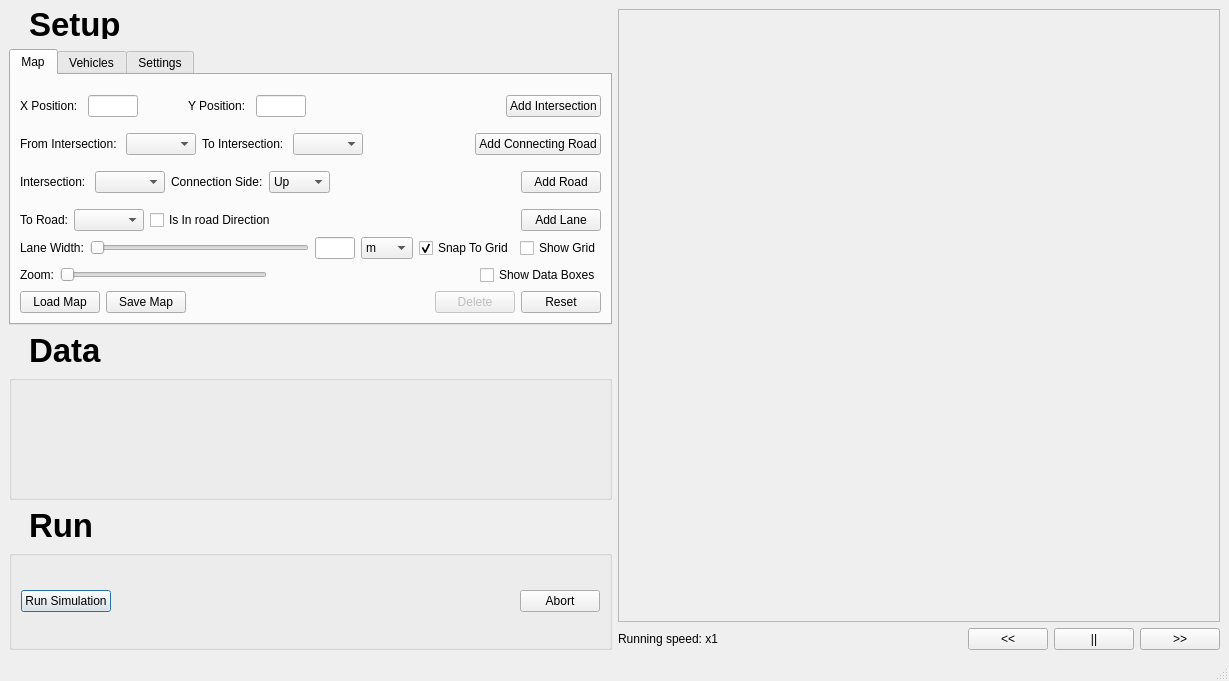
Qt form src/UI/mainwindow.ui (samuelarbibe/ai-tms) before a commit.
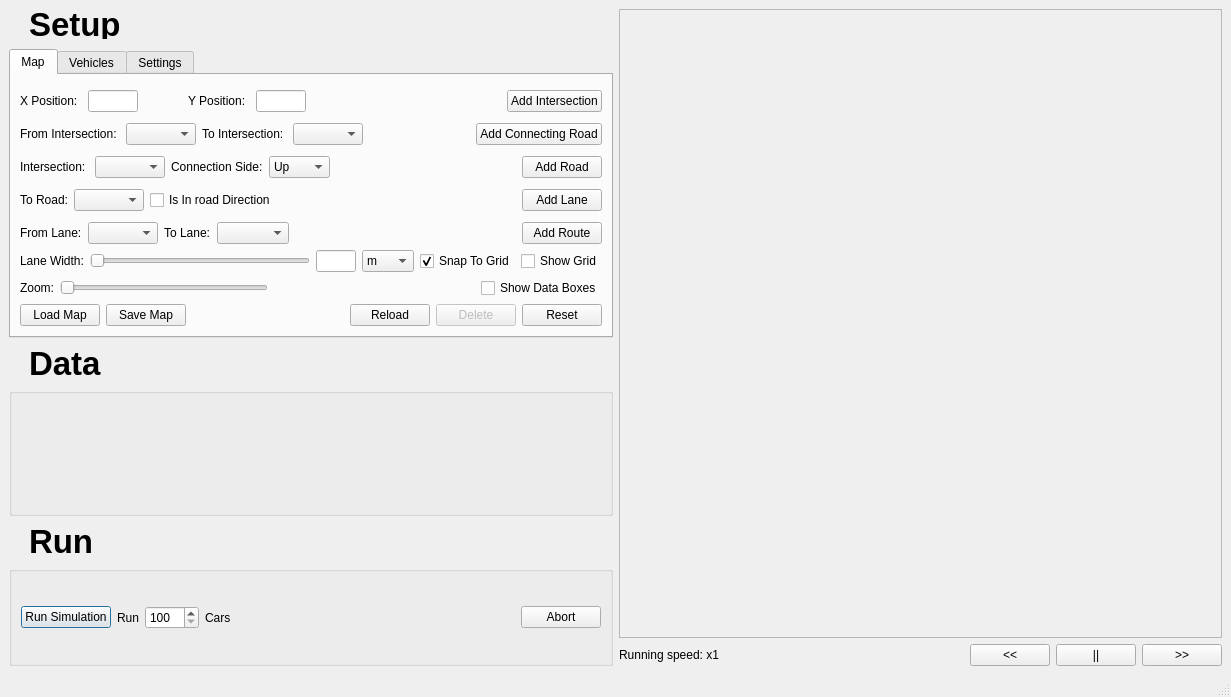
The same form after that commit.

```diff
--- a/src/UI/mainwindow.ui
+++ b/src/UI/mainwindow.ui
@@ -6,8 +6,8 @@
    <rect>
     <x>0</x>
     <y>0</y>
-    <width>1229</width>
-    <height>681</height>
+    <width>1231</width>
+    <height>697</height>
    </rect>
   </property>
   <property name="sizePolicy">
@@ -84,7 +84,7 @@
                  <number>10</number>
                 </property>
                 <property name="topMargin">
-                 <number>10</number>
+                 <number>5</number>
                 </property>
                 <item>
                  <layout class="QHBoxLayout" name="horizontalLayout_3">
@@ -186,7 +186,7 @@
               <item>
                <layout class="QHBoxLayout" name="horizontalLayout_5">
                 <property name="topMargin">
-                 <number>10</number>
+                 <number>5</number>
                 </property>
                 <item>
                  <layout class="QHBoxLayout" name="horizontalLayout_2">
@@ -251,7 +251,7 @@
               <item>
                <layout class="QHBoxLayout" name="horizontalLayout_6">
                 <property name="topMargin">
-                 <number>10</number>
+                 <number>5</number>
                 </property>
                 <item>
                  <layout class="QHBoxLayout" name="horizontalLayout_7">
@@ -330,7 +330,7 @@
               <item>
                <layout class="QHBoxLayout" name="horizontalLayout_8">
                 <property name="topMargin">
-                 <number>10</number>
+                 <number>5</number>
                 </property>
                 <item>
                  <layout class="QHBoxLayout" name="horizontalLayout_9">
@@ -382,8 +382,69 @@
                 </item>
                </layout>
               </item>
+              <item>
+               <layout class="QHBoxLayout" name="horizontalLayout_23">
+                <property name="topMargin">
+                 <number>5</number>
+                </property>
+                <item>
+                 <layout class="QHBoxLayout" name="horizontalLayout_24">
+                  <item>
+                   <widget class="QLabel" name="label_18">
+                    <property name="text">
+                     <string>From Lane:</string>
+                    </property>
+                   </widget>
+                  </item>
+                  <item>
+                   <widget class="QComboBox" name="FromLaneComboBox">
+                    <property name="maximumSize">
+                     <size>
+                      <width>70</width>
+                      <height>16777215</height>
+                     </size>
+                    </property>
+                   </widget>
+                  </item>
+                  <item>
+                   <widget class="QLabel" name="label_20">
+                    <property name="text">
+                     <string>To Lane:</string>
+                    </property>
+                   </widget>
+                  </item>
+                  <item>
+                   <widget class="QComboBox" name="ToLaneComboBox"/>
+                  </item>
+                 </layout>
+                </item>
+                <item>
+                 <spacer name="horizontalSpacer_18">
+                  <property name="orientation">
+                   <enum>Qt::Horizontal</enum>
+                  </property>
+                  <property name="sizeHint" stdset="0">
+                   <size>
+                    <width>40</width>
+                    <height>20</height>
+                   </size>
+                  </property>
+                 </spacer>
+                </item>
+                <item>
+                 <widget class="QPushButton" name="AddRouteButton">
+                  <property name="text">
+                   <string>Add Route</string>
+                  </property>
+                 </widget>
+                </item>
+               </layout>
+              </item>
               <item>
                <layout class="QHBoxLayout" name="horizontalLayout_11">
+                <property name="topMargin">
+                 <number>0</number>
+                </property>
                 <item>
                  <widget class="QLabel" name="label_9">
                   <property name="text">
@@ -570,6 +631,19 @@
                   </property>
                  </spacer>
                 </item>
+                <item>
+                 <widget class="QPushButton" name="ReloadButton">
+                  <property name="enabled">
+                   <bool>true</bool>
+                  </property>
+                  <property name="text">
+                   <string>Reload</string>
+                  </property>
+                  <property name="checkable">
+                   <bool>false</bool>
+                  </property>
+                 </widget>
+                </item>
                 <item>
                  <widget class="QPushButton" name="DeleteButton">
                   <property name="enabled">
@@ -983,6 +1057,42 @@
                </property>
               </widget>
              </item>
+             <item>
+              <widget class="QLabel" name="label_14">
+               <property name="text">
+                <string>Run</string>
+               </property>
+              </widget>
+             </item>
+             <item>
+              <widget class="QSpinBox" name="CarCountSpinBox">
+               <property name="accelerated">
+                <bool>false</bool>
+               </property>
+               <property name="prefix">
+                <string extracomment=" "/>
+               </property>
+               <property name="minimum">
+                <number>100</number>
+               </property>
+               <property name="maximum">
+                <number>1000</number>
+               </property>
+               <property name="singleStep">
+                <number>100</number>
+               </property>
+               <property name="displayIntegerBase">
+                <number>10</number>
+               </property>
+              </widget>
+             </item>
+             <item>
+              <widget class="QLabel" name="label_15">
+               <property name="text">
+                <string>Cars</string>
+               </property>
+              </widget>
+             </item>
              <item>
               <spacer name="horizontalSpacer_17">
                <property name="orientation">
```
Left out of the diff: 4 changed lines with no effect on the pictures.
